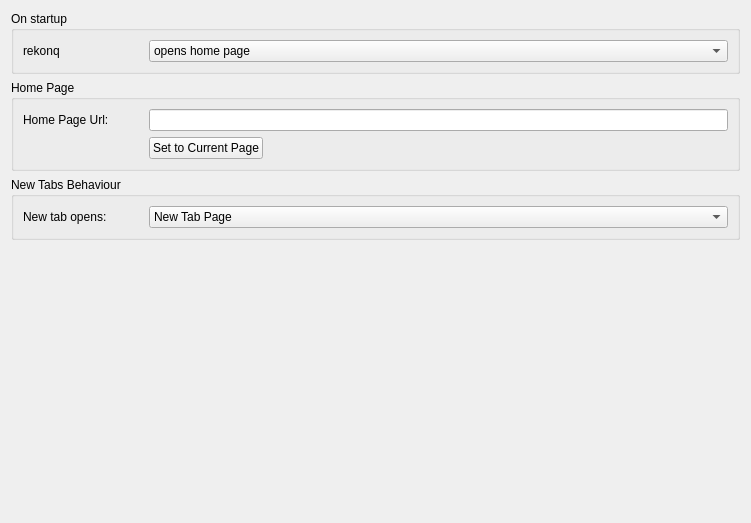
The window that src/settings_general.ui (KDE/rekonq) describes before a commit, drawn with Qt 5.
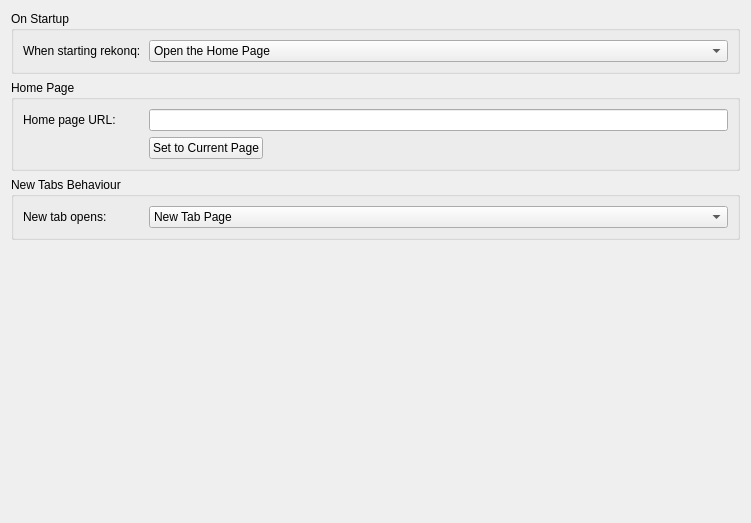
The same window after the commit. Custom widgets are drawn as their Qt base class.

Commit message: Fix strings -> KDE HIG

```diff
--- a/src/settings_general.ui
+++ b/src/settings_general.ui
@@ -17,7 +17,7 @@
    <item>
     <widget class="QGroupBox" name="groupBox_2">
      <property name="title">
-      <string>On startup</string>
+      <string>On Startup</string>
      </property>
      <layout class="QHBoxLayout" name="horizontalLayout_2">
       <item>
@@ -44,7 +44,7 @@
          <enum>Qt::LeftToRight</enum>
         </property>
         <property name="text">
-         <string>rekonq        </string>
+         <string>When starting rekonq:</string>
         </property>
        </widget>
       </item>
@@ -58,7 +58,7 @@
         </property>
         <item>
          <property name="text">
-          <string>opens home page</string>
+          <string>Open the Home Page</string>
          </property>
         </item>
         <item>
@@ -103,7 +103,7 @@
          </size>
         </property>
         <property name="text">
-         <string>Home Page Url:</string>
+         <string>Home page URL:</string>
         </property>
        </widget>
       </item>
```
Left out of the diff: 4 changed lines with no effect on the pictures.
